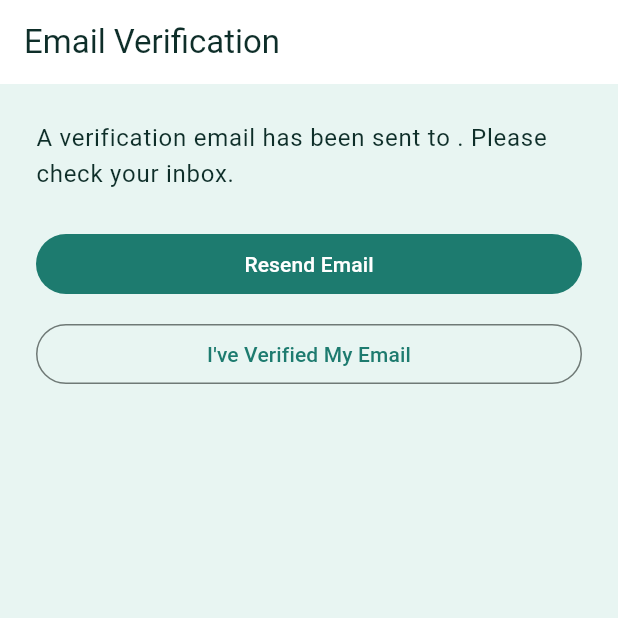
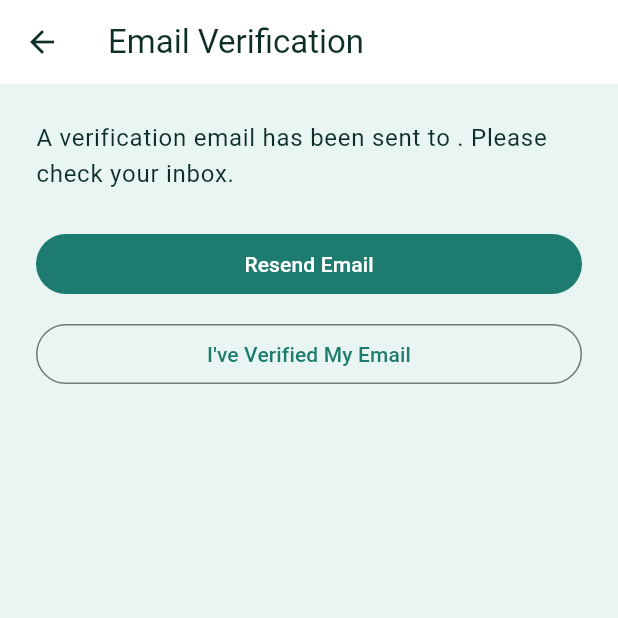
Before and after one commit to MustafaElayyan/Roommater, a Flutter app: the EmailVerificationScreen screen opened by its route, on a phone screen of 412 x 824 dp, the top half of it. Run offline on Flutter 3.47's test engine with Material 3 defaults, Android fonts, the phone set to English and light mode, and no system bars; our stand-ins replace cloud_firestore, firebase_auth, firebase_core, firebase_storage, flutter_riverpod, go_router and 1 more; accounts and stored records are empty.

Commit message:
Fix email verification back navigation and hardware back handling
Agent-Logs-Url: https://github.com/MustafaElayyan/Roommater/sessions/3a58337c-a5a0-4fa9-bbbc-bc62e59478e7

Co-authored-by: MustafaElayyan <165664089+MustafaElayyan@users.noreply.github.com>

```diff
--- a/lib/features/auth/presentation/screens/email_verification_screen.dart
+++ b/lib/features/auth/presentation/screens/email_verification_screen.dart
@@ -20,6 +20,12 @@ class _EmailVerificationScreenState extends ConsumerState<EmailVerificationScree
   static const int _cooldownSeconds = 30;
   int _secondsRemaining = 0;
   Timer? _timer;
+
+  Future<void> _signOutAndGoToAuthChoice() async {
+    await ref.read(authControllerProvider.notifier).signOut();
+    if (!mounted) return;
+    context.go(AppRoutes.authChoice);
+  }
 
   @override
   void dispose() {
@@ -88,8 +94,23 @@ class _EmailVerificationScreenState extends ConsumerState<EmailVerificationScree
         ref.read(firebaseAuthProvider).currentUser?.email ??
         'your email';
 
-    return Scaffold(
-      appBar: AppBar(title: const Text('Email Verification')),
+    return PopScope(
+      canPop: false,
+      onPopInvoked: (didPop) {
+        if (!didPop) {
+          unawaited(_signOutAndGoToAuthChoice());
+        }
+      },
+      child: Scaffold(
+        appBar: AppBar(
+          title: const Text('Email Verification'),
+          leading: IconButton(
+            icon: const Icon(Icons.arrow_back),
+            onPressed: () async {
+              await _signOutAndGoToAuthChoice();
+            },
+          ),
+        ),
         body: Padding(
           padding: const EdgeInsets.all(24),
           child: Column(
@@ -116,6 +137,7 @@ class _EmailVerificationScreenState extends ConsumerState<EmailVerificationScree
             ],
           ),
         ),
+      ),
     );
   }
 }
```
Lines whose indentation alone changed are shown as unchanged.
